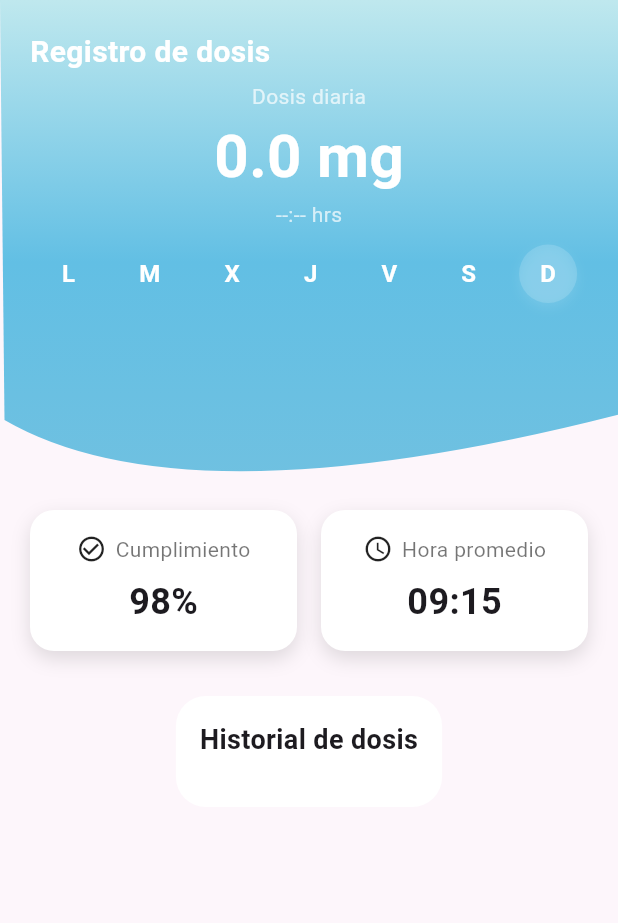
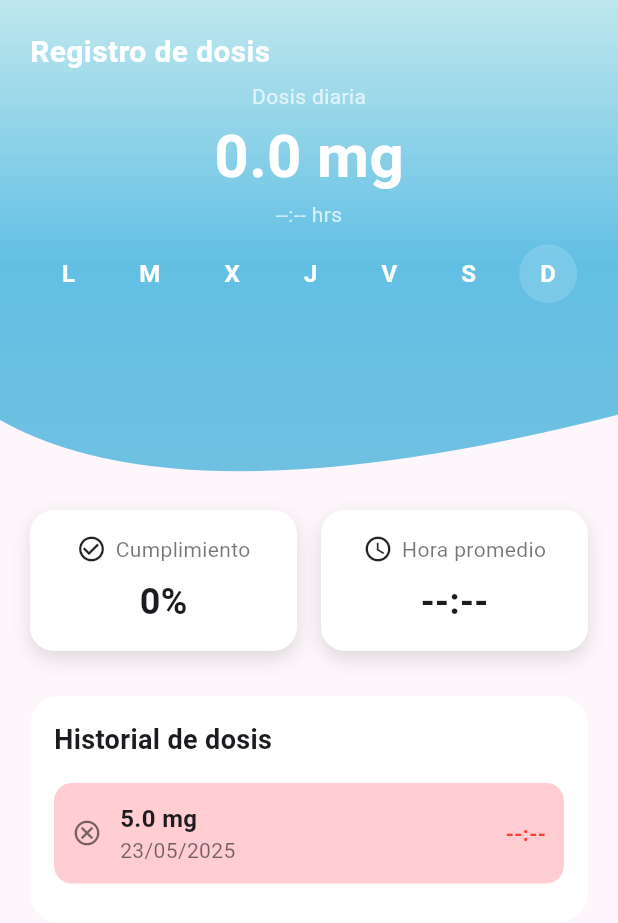
Before and after one commit to FabRangel/INRight, a Flutter app: the Page4 screen opened directly, on a phone screen of 412 x 824 dp. Shown: the top 923 px of the screen. Run offline on Flutter 3.47's test engine with Material 3 defaults, Android fonts, the phone set to English and light mode, and no system bars; our stand-ins replace animated_notch_bottom_bar, awesome_snackbar_content, cloud_firestore, firebase_auth, firebase_core, fl_chart and 2 more; accounts and stored records are empty.

Commit message:
Add: page 4 ended

```diff
--- a/lib/features/home/presentation/pages/page4.dart
+++ b/lib/features/home/presentation/pages/page4.dart
@@ -1,62 +1,84 @@
 import 'package:flutter/material.dart';
+import 'package:provider/provider.dart';
 import 'package:inright/features/home/domain/providers/medication_config_provider.dart';
 import 'package:inright/features/home/presentation/widgets/tarjetaIndicador.dart';
 import 'package:inright/features/home/presentation/widgets/dosisHistorial.dart';
-import 'package:provider/provider.dart';
 
-String obtenerDiaActual() {
-  final dias = [
-    "lunes",
-    "martes",
-    "miércoles",
-    "jueves",
-    "viernes",
-    "sábado",
-    "domingo",
+/// Página de historial con selector de día (L-D).
+class Page4 extends StatefulWidget {
+  const Page4({super.key});
+
+  @override
+  State<Page4> createState() => _Page4State();
+}
+
+class _Page4State extends State<Page4> {
+  late String _selectedDay; // ej. 'lunes'
+
+  @override
+  void initState() {
+    super.initState();
+    _selectedDay = _diaActual();
+  }
+
+  //─────────────────────── Helpers ────────────────────────
+  String _diaActual() {
+    const dias = [
+      'lunes',
+      'martes',
+      'miércoles',
+      'jueves',
+      'viernes',
+      'sábado',
+      'domingo',
     ];
     return dias[DateTime.now().weekday - 1];
   }
 
-class Page4 extends StatelessWidget {
-  const Page4({Key? key}) : super(key: key);
+  String _fechaLegible(DateTime f) =>
+      '${f.day.toString().padLeft(2, '0')}/${f.month.toString().padLeft(2, '0')}/${f.year}';
 
+  String _horaLegible(DateTime? h, String programada) =>
+      h == null
+          ? programada
+          : '${h.hour.toString().padLeft(2, '0')}:${h.minute.toString().padLeft(2, '0')}';
+
+  String _cumplimiento(List<DosisDiaria> d) =>
+      d.isEmpty
+          ? '0%'
+          : '${(d.where((e) => e.tomada).length * 100 / d.length).round()}%';
+
+  String _horaPromedio(List<DosisDiaria> d) {
+    final confirmadas = d.where((e) => e.tomada && e.horaToma != null).toList();
+    if (confirmadas.isEmpty) return '--:--';
+    final totMin = confirmadas.fold<int>(
+      0,
+      (s, e) => s + e.horaToma!.hour * 60 + e.horaToma!.minute,
+    );
+    final avg = totMin ~/ confirmadas.length;
+    return '${(avg ~/ 60).toString().padLeft(2, '0')}:${(avg % 60).toString().padLeft(2, '0')}';
+  }
+
+  //──────────────────────── Build ────────────────────────
   @override
   Widget build(BuildContext context) {
     final provider = Provider.of<MedicationConfigProvider>(context);
-    final esquemaActual =
-        provider.esquemas.isNotEmpty ? provider.esquemas[0] : null;
-    final String diaActual = obtenerDiaActual();
-    final historial = provider.historial;
-    final esquemaDelDia = provider.esquemas.firstWhere(
-      (e) => e.dias.contains(diaActual),
-      orElse: () => MedicationSchema(dosis: 0.0, dias: [], hora: "--:--"),
+
+    // esquema del día seleccionado
+    final esquemaSel = provider.esquemas.firstWhere(
+      (e) => e.dias.contains(_selectedDay),
+      orElse: () => MedicationSchema(dosis: 0, dias: [], hora: '--:--'),
     );
+
+    // historial completo (descendente)
+    final historial = [...provider.dosisGeneradas]
+      ..sort((a, b) => b.fecha.compareTo(a.fecha));
+
     return Scaffold(
       backgroundColor: const Color(0xFFFDF6FB),
       body: Stack(
         children: [
-          ClipPath(
-            clipper: _CurvedClipper(),
-            child: Container(
-              height: 350,
-              decoration: const BoxDecoration(
-                gradient: LinearGradient(
-                  colors: [
-                    Color.fromARGB(255, 191, 232, 238),
-                    Color.fromARGB(255, 98, 191, 228),
-                    Color.fromARGB(255, 114, 193, 224),
-                  ],
-                  begin: Alignment.topCenter,
-                  end: Alignment.bottomCenter,
-                ),
-                borderRadius: BorderRadius.only(
-                  bottomLeft: Radius.circular(50),
-                  bottomRight: Radius.circular(50),
-                ),
-              ),
-            ),
-          ),
-
+          const _FondoCurvo(),
           SafeArea(
             child: Padding(
               padding: const EdgeInsets.symmetric(horizontal: 20, vertical: 20),
@@ -81,7 +103,7 @@ class Page4 extends StatelessWidget {
                   const SizedBox(height: 2),
                   Center(
                     child: Text(
-                      '${esquemaDelDia?.dosis ?? 0.0} mg',
+                      '${esquemaSel.dosis} mg',
                       style: const TextStyle(
                         color: Colors.white,
                         fontSize: 40,
@@ -91,42 +113,78 @@ class Page4 extends StatelessWidget {
                   ),
                   Center(
                     child: Text(
-                      '${esquemaDelDia?.hora ?? '--:--'} hrs',
+                      '${esquemaSel.hora} hrs',
                       style: const TextStyle(color: Colors.white70),
                     ),
                   ),
                   const SizedBox(height: 10),
+                  // Selector de día L-D
                   Row(
                     mainAxisAlignment: MainAxisAlignment.spaceAround,
                     children:
-                        ["L", "M", "X", "J", "V", "S", "D"].map((letra) {
-                          final diasMap = {
-                            "L": "lunes",
-                            "M": "martes",
-                            "X": "miércoles",
-                            "J": "jueves",
-                            "V": "viernes",
-                            "S": "sábado",
-                            "D": "domingo",
+                        ['L', 'M', 'X', 'J', 'V', 'S', 'D'].map((l) {
+                          const map = {
+                            'L': 'lunes',
+                            'M': 'martes',
+                            'X': 'miércoles',
+                            'J': 'jueves',
+                            'V': 'viernes',
+                            'S': 'sábado',
+                            'D': 'domingo',
                           };
-                          final diaCompleto = diasMap[letra]!;
-                          final seleccionado = diaCompleto == diaActual;
-
-                          return _DiaTexto(letra, seleccionado: seleccionado);
+                          final dia = map[l]!;
+                          return GestureDetector(
+                            onTap: () => setState(() => _selectedDay = dia),
+                            child: _DiaTexto(
+                              l,
+                              seleccionado: dia == _selectedDay,
+                            ),
+                          );
                         }).toList(),
                   ),
                 ],
               ),
             ),
           ),
+          // Sección scrollable
+          Positioned.fill(
+            top: 320,
+            child: _HistorialSection(
+              historial: historial,
+              cumplimiento: _cumplimiento(historial),
+              horaProm: _horaPromedio(historial),
+              horaLegible: _horaLegible,
+              fechaLegible: _fechaLegible,
+            ),
+          ),
+        ],
+      ),
+    );
+  }
+}
 
-          Positioned.fill(
-            top: 320, // debajo del encabezado
-            child: SingleChildScrollView(
+//──────────────────────── Historial section ────────────────────────
+class _HistorialSection extends StatelessWidget {
+  final List<DosisDiaria> historial;
+  final String cumplimiento;
+  final String horaProm;
+  final String Function(DateTime?, String) horaLegible;
+  final String Function(DateTime) fechaLegible;
+
+  const _HistorialSection({
+    required this.historial,
+    required this.cumplimiento,
+    required this.horaProm,
+    required this.horaLegible,
+    required this.fechaLegible,
+  });
+
+  @override
+  Widget build(BuildContext context) {
+    return SingleChildScrollView(
       padding: const EdgeInsets.only(top: 20, bottom: 80),
       child: Column(
         children: [
-                  // Tarjetas
           Padding(
             padding: const EdgeInsets.symmetric(horizontal: 20),
             child: Row(
@@ -135,7 +193,7 @@ class Page4 extends StatelessWidget {
                   child: TarjetaIndicador(
                     icon: Icons.check_circle_outline,
                     label: 'Cumplimiento',
-                            valor: '98%',
+                    valor: cumplimiento,
                   ),
                 ),
                 const SizedBox(width: 16),
@@ -143,16 +201,13 @@ class Page4 extends StatelessWidget {
                   child: TarjetaIndicador(
                     icon: Icons.access_time,
                     label: 'Hora promedio',
-                            valor: '09:15',
+                    valor: horaProm,
                   ),
                 ),
               ],
             ),
           ),
-
           const SizedBox(height: 30),
-
-                  // Historial
           Padding(
             padding: const EdgeInsets.symmetric(horizontal: 20),
             child: Container(
@@ -166,22 +221,20 @@ class Page4 extends StatelessWidget {
                 children: [
                   const Text(
                     'Historial de dosis',
-                            style: TextStyle(
-                              fontWeight: FontWeight.bold,
-                              fontSize: 18,
-                            ),
+                    style: TextStyle(fontWeight: FontWeight.bold, fontSize: 18),
                   ),
                   const SizedBox(height: 16),
-                          for (final item in historial)
+                  if (historial.isEmpty)
+                    const Text(
+                      'Aún no hay registros',
+                      style: TextStyle(color: Colors.black45),
+                    ),
+                  for (final d in historial)
                     ItemHistorial(
-                              estado: item.estado,
-                              dosis: item.dosis,
-                              hora: item.hora,
-                              fecha: item.fecha,
-                            ),
-                        ],
-                      ),
-                    ),
+                      estado: d.estado.toLowerCase(),
+                      dosis: '${d.dosis} mg',
+                      hora: horaLegible(d.horaToma, d.hora),
+                      fecha: fechaLegible(d.fecha),
                     ),
                 ],
               ),
@@ -193,10 +246,11 @@ class Page4 extends StatelessWidget {
   }
 }
 
+//──────────────────────── Widgets auxiliares ─────────────────────
 class _DiaTexto extends StatelessWidget {
   final String letra;
   final bool seleccionado;
-  const _DiaTexto(this.letra, {this.seleccionado = false});
+  const _DiaTexto(this.letra, {required this.seleccionado});
 
   @override
   Widget build(BuildContext context) {
@@ -205,45 +259,56 @@ class _DiaTexto extends StatelessWidget {
       decoration:
           seleccionado
               ? BoxDecoration(
-                color: Colors.white.withOpacity(0.15),
+                color: Colors.white.withOpacity(.15),
                 borderRadius: BorderRadius.circular(30),
-                boxShadow: [
-                  BoxShadow(
-                    color: Colors.white10,
-                    blurRadius: 6,
-                    offset: Offset(0, 3),
-                  ),
-                ],
               )
               : null,
       child: Text(
         letra,
-        style: TextStyle(
+        style: const TextStyle(
+          color: Colors.white,
           fontSize: 16,
           fontWeight: FontWeight.bold,
-          color: Colors.white,
         ),
       ),
     );
   }
 }
 
+class _FondoCurvo extends StatelessWidget {
+  const _FondoCurvo();
+
+  @override
+  Widget build(BuildContext context) => ClipPath(
+    clipper: _CurvedClipper(),
+    child: Container(
+      height: 350,
+      decoration: const BoxDecoration(
+        gradient: LinearGradient(
+          colors: [Color(0xFFBFE8EE), Color(0xFF62BFE4), Color(0xFF72C1E0)],
+          begin: Alignment.topCenter,
+          end: Alignment.bottomCenter,
+        ),
+        borderRadius: BorderRadius.only(
+          bottomLeft: Radius.circular(50),
+          bottomRight: Radius.circular(50),
+        ),
+      ),
+    ),
+  );
+}
+
 class _CurvedClipper extends CustomClipper<Path> {
   @override
-  Path getClip(Size size) {
-    final path = Path();
-    path.lineTo(3, size.height * 0.8);
-    path.quadraticBezierTo(
-      size.width * 0.3,
-      size.height,
-      size.width,
-      size.height * 0.79,
-    );
-    path.lineTo(size.width, 0);
-    path.close();
-    return path;
+  Path getClip(Size s) {
+    final p = Path();
+    p.lineTo(0, s.height * .8);
+    p.quadraticBezierTo(s.width * .3, s.height, s.width, s.height * .79);
+    p.lineTo(s.width, 0);
+    p.close();
+    return p;
   }
 
   @override
-  bool shouldReclip(CustomClipper<Path> oldClipper) => false;
+  bool shouldReclip(CustomClipper<Path> old) => false;
 }
--- a/lib/features/home/presentation/pages/page5.dart
+++ b/lib/features/home/presentation/pages/page5.dart
@@ -219,6 +219,15 @@ class _Page5State extends State<Page5> with SingleTickerProviderStateMixin {
                   );
                 } else {
                   provider.confirmarTomaDelDia();
+                  dosisHoy
+                    ..tomada = true
+                    ..horaToma = DateTime.now()
+                    ..estado = 'ok';
+                  _showDelayedNotification();
+                  if (!hasNotified) {
+                    _showDelayedNotification();
+                    hasNotified = true;
+                  }
                   setState(() {
                     final siguiente = _buscarSiguienteDosis(
                       provider,
@@ -239,7 +248,9 @@ class _Page5State extends State<Page5> with SingleTickerProviderStateMixin {
               },
               style: ElevatedButton.styleFrom(
                 backgroundColor:
-                    dosisHoy.tomada ? const Color(0xFF67CBF0) : Colors.green,
+                    dosisHoy.tomada
+                        ? const Color.fromARGB(255, 160, 157, 157)
+                        : Colors.green,
                 foregroundColor: Colors.white,
                 minimumSize: const Size.fromHeight(48),
                 shape: RoundedRectangleBorder(
--- a/lib/features/home/presentation/widgets/dosisHistorial.dart
+++ b/lib/features/home/presentation/widgets/dosisHistorial.dart
@@ -1,19 +1,20 @@
 import 'package:flutter/material.dart';
 
 class ItemHistorial extends StatelessWidget {
-  final String estado;
+  final String estado; // ok | tarde | falta
   final String dosis;
   final String hora;
   final String fecha;
 
   const ItemHistorial({
+    super.key,
     required this.estado,
     required this.dosis,
     required this.hora,
     required this.fecha,
   });
 
-  Color get backgroundColor {
+  Color get _background {
     switch (estado) {
       case 'ok':
         return Colors.green.shade50;
@@ -26,7 +27,7 @@ class ItemHistorial extends StatelessWidget {
     }
   }
 
-  Color get horaColor {
+  Color get _horaColor {
     switch (estado) {
       case 'ok':
         return Colors.green;
@@ -39,7 +40,7 @@ class ItemHistorial extends StatelessWidget {
     }
   }
 
-  IconData get icon {
+  IconData get _icon {
     switch (estado) {
       case 'ok':
         return Icons.check_circle_outline;
@@ -54,16 +55,18 @@ class ItemHistorial extends StatelessWidget {
 
   @override
   Widget build(BuildContext context) {
+    final horaMostrar = estado == 'falta' ? '--:--' : hora;
+
     return Container(
       margin: const EdgeInsets.only(bottom: 10),
       padding: const EdgeInsets.all(12),
       decoration: BoxDecoration(
-        color: backgroundColor,
+        color: _background,
         borderRadius: BorderRadius.circular(12),
       ),
       child: Row(
         children: [
-          Icon(icon, color: Colors.black54, size: 20),
+          Icon(_icon, color: Colors.black54, size: 20),
           const SizedBox(width: 12),
           Expanded(
             child: Column(
@@ -76,19 +79,13 @@ class ItemHistorial extends StatelessWidget {
                     fontSize: 16,
                   ),
                 ),
-                Text(
-                  fecha,
-                  style: const TextStyle(color: Colors.black54),
-                ),
+                Text(fecha, style: const TextStyle(color: Colors.black54)),
               ],
             ),
           ),
           Text(
-            hora,
-            style: TextStyle(
-              fontWeight: FontWeight.bold,
-              color: horaColor,
-            ),
+            horaMostrar,
+            style: TextStyle(fontWeight: FontWeight.bold, color: _horaColor),
           ),
         ],
       ),
```
Lines whose indentation alone changed are shown as unchanged.
